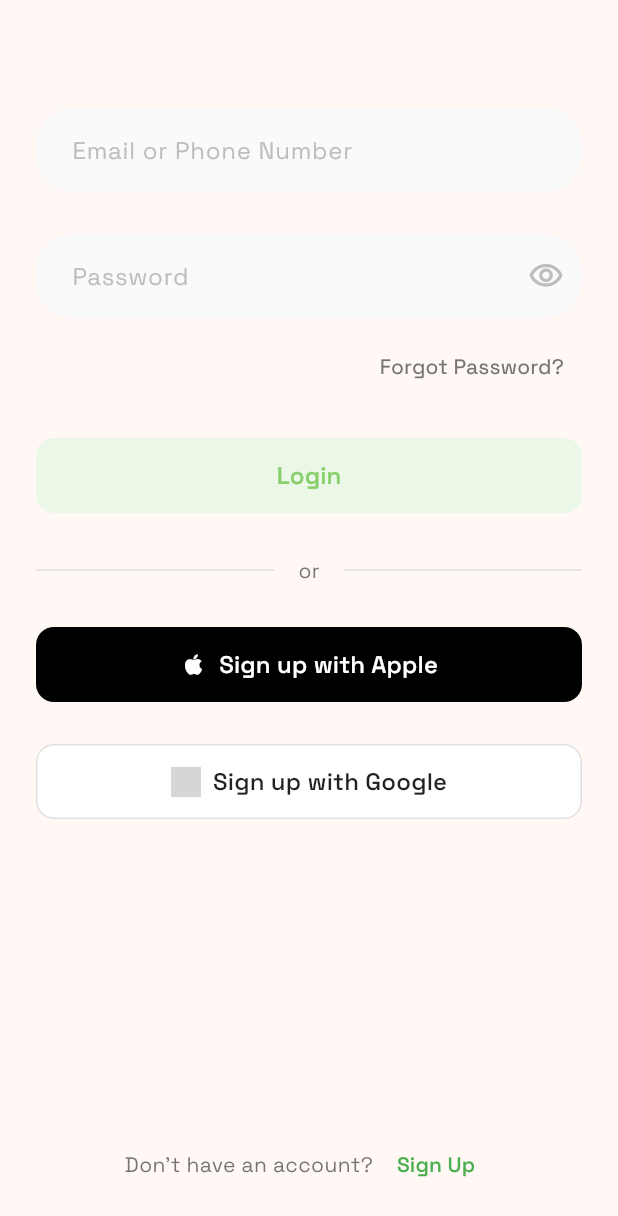
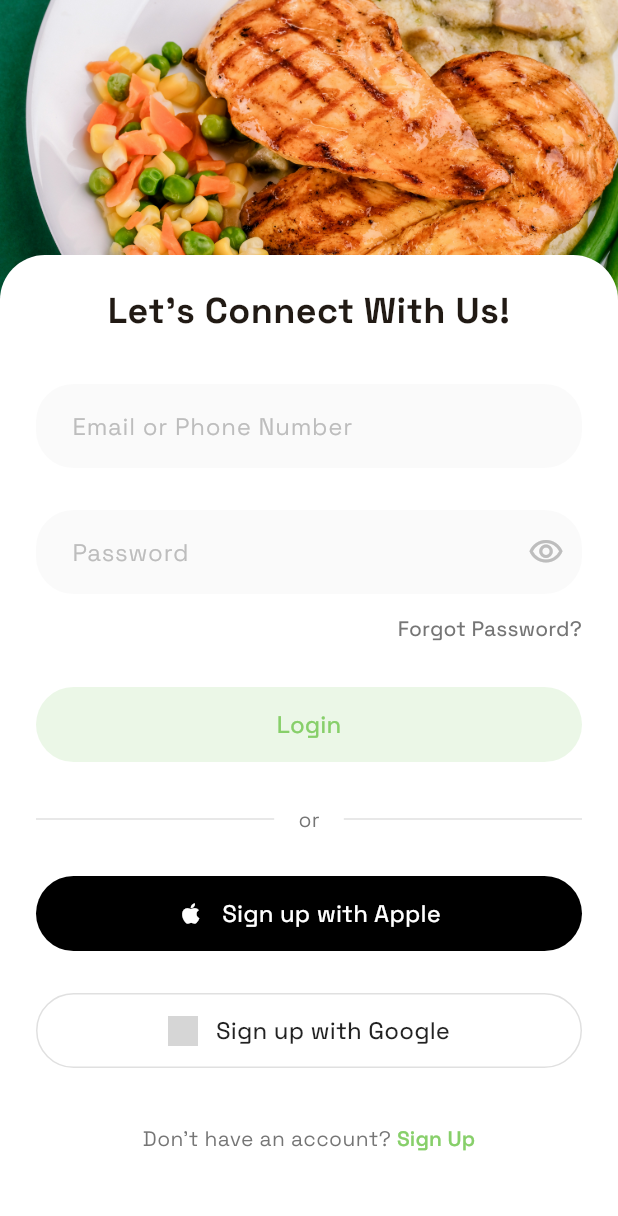
Before and after one commit to Dukeazeta/quickbite2.0, a Flutter app: the screen it shows after launch, on a phone screen of 412 x 824 dp. Shown: the top 1216 px of the screen. Run offline on Flutter 3.47's test engine with Material 3 defaults, Android fonts, the light colour scheme and no system bars; our stand-ins replace equatable, flutter_bloc; network calls fail; grey boxes are pictures that could not be loaded.

Commit message:
modified:   quickbite2_0/lib/features/auth/presentation/screens/login_screen.dart 	modified:   quickbite2_0/lib/features/common/widgets/custom_button.dart

```diff
--- a/quickbite2_0/lib/features/auth/presentation/screens/login_screen.dart
+++ b/quickbite2_0/lib/features/auth/presentation/screens/login_screen.dart
@@ -22,6 +22,7 @@ class LoginView extends StatelessWidget {
   @override
   Widget build(BuildContext context) {
     return Scaffold(
+      backgroundColor: Colors.white,
       body: BlocListener<AuthBloc, AuthState>(
         listener: (context, state) {
           if (state.status == AuthStatus.failure) {
@@ -35,12 +36,45 @@ class LoginView extends StatelessWidget {
           }
         },
         child: SafeArea(
-          child: Padding(
-            padding: const EdgeInsets.all(24.0),
+          child: SingleChildScrollView(
             child: Column(
               crossAxisAlignment: CrossAxisAlignment.stretch,
               children: [
-                const SizedBox(height: 40),
+                // Top Image
+                Container(
+                  height: 200,
+                  decoration: const BoxDecoration(
+                    image: DecorationImage(
+                      image: AssetImage('assets/images/sam-moghadam-VpOpy6QrDrs-unsplash.jpg'),
+                      fit: BoxFit.cover,
+                    ),
+                  ),
+                ),
+                // Content Container with rounded top corners
+                Container(
+                  decoration: const BoxDecoration(
+                    color: Colors.white,
+                    borderRadius: BorderRadius.only(
+                      topLeft: Radius.circular(30),
+                      topRight: Radius.circular(30),
+                    ),
+                  ),
+                  transform: Matrix4.translationValues(0, -30, 0),
+                  child: Padding(
+                    padding: const EdgeInsets.fromLTRB(24, 0, 24, 24),
+                    child: Column(
+                      crossAxisAlignment: CrossAxisAlignment.stretch,
+                      children: [
+                        const SizedBox(height: 20),
+                        const Text(
+                          'Let\'s Connect With Us!',
+                          style: TextStyle(
+                            fontSize: 24,
+                            fontWeight: FontWeight.bold,
+                          ),
+                          textAlign: TextAlign.center,
+                        ),
+                        const SizedBox(height: 24),
                         const _EmailInput(),
                         const SizedBox(height: 12),
                         const _PasswordInput(),
@@ -48,6 +82,11 @@ class LoginView extends StatelessWidget {
                           alignment: Alignment.centerRight,
                           child: TextButton(
                             onPressed: () {},
+                            style: TextButton.styleFrom(
+                              padding: EdgeInsets.zero,
+                              minimumSize: const Size(0, 30),
+                              tapTargetSize: MaterialTapTargetSize.shrinkWrap,
+                            ),
                             child: Text(
                               'Forgot Password?',
                               style: TextStyle(
@@ -96,7 +135,7 @@ class LoginView extends StatelessWidget {
                             height: 20,
                           ),
                         ),
-                const Spacer(),
+                        const SizedBox(height: 24),
                         Row(
                           mainAxisAlignment: MainAxisAlignment.center,
                           children: [
@@ -109,16 +148,25 @@ class LoginView extends StatelessWidget {
                             ),
                             TextButton(
                               onPressed: () {},
+                              style: TextButton.styleFrom(
+                                padding: EdgeInsets.zero,
+                                minimumSize: const Size(0, 30),
+                                tapTargetSize: MaterialTapTargetSize.shrinkWrap,
+                              ),
                               child: const Text(
                                 'Sign Up',
                                 style: TextStyle(
-                          color: Colors.green,
+                                  color: Color(0xFF87CF6A),
                                   fontWeight: FontWeight.w600,
                                   fontSize: 14,
                                 ),
                               ),
                             ),
                           ],
+                        ),
+                      ],
+                    ),
+                  ),
                 ),
               ],
             ),
--- a/quickbite2_0/lib/features/common/widgets/custom_button.dart
+++ b/quickbite2_0/lib/features/common/widgets/custom_button.dart
@@ -29,26 +29,27 @@ class CustomButton extends StatelessWidget {
         style: ElevatedButton.styleFrom(
           backgroundColor: backgroundColor,
           shape: RoundedRectangleBorder(
-            borderRadius: BorderRadius.circular(12),
+            borderRadius: BorderRadius.circular(25),
             side: hasBorder
                 ? BorderSide(color: Colors.grey[300]!)
                 : BorderSide.none,
           ),
           elevation: 0,
+          padding: const EdgeInsets.symmetric(horizontal: 16),
         ),
         child: Row(
           mainAxisAlignment: MainAxisAlignment.center,
           children: [
             if (icon != null) ...[
               icon!,
-              const SizedBox(width: 8),
+              const SizedBox(width: 12),
             ],
             Text(
               text,
               style: TextStyle(
                 color: textColor,
                 fontSize: 16,
-                fontWeight: FontWeight.w600,
+                fontWeight: FontWeight.w500,
               ),
             ),
           ],
```
Lines whose indentation alone changed are shown as unchanged.
